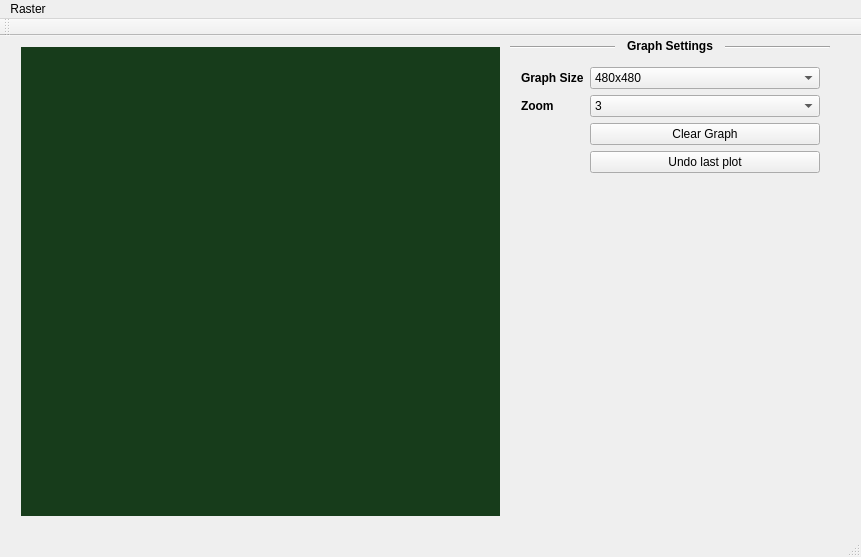
RohitChattopadhyay/JUCSE-Sessionals, file BCSE-III/graphicsLab/assignment76/mainwindow.ui: the form before one commit.
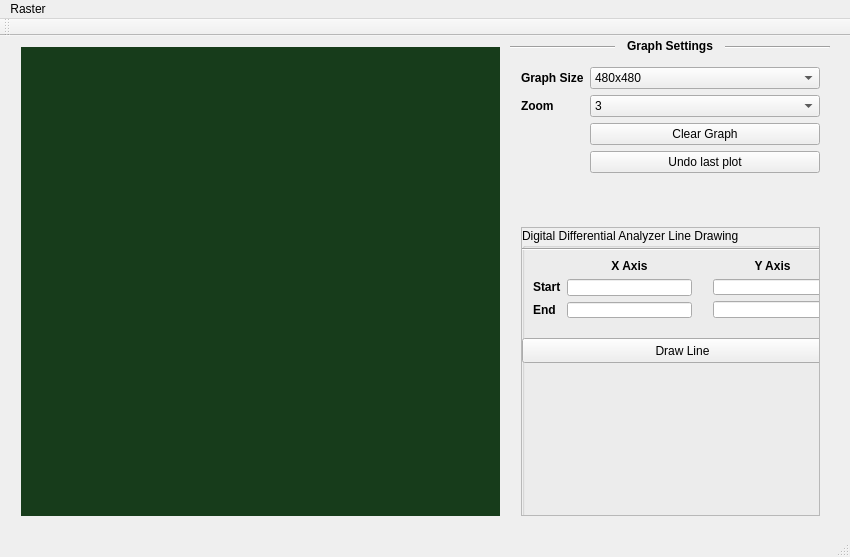
The form after the commit. Custom widgets are drawn as their Qt base class.

Commit message: Add DDA Line Drawing

The edit to the form file:
```diff
--- a/BCSE-III/graphicsLab/assignment76/mainwindow.ui
+++ b/BCSE-III/graphicsLab/assignment76/mainwindow.ui
@@ -6,10 +6,28 @@
    <rect>
     <x>0</x>
     <y>0</y>
-    <width>861</width>
+    <width>850</width>
     <height>557</height>
    </rect>
   </property>
+  <property name="sizePolicy">
+   <sizepolicy hsizetype="Fixed" vsizetype="Fixed">
+    <horstretch>0</horstretch>
+    <verstretch>0</verstretch>
+   </sizepolicy>
+  </property>
+  <property name="minimumSize">
+   <size>
+    <width>850</width>
+    <height>557</height>
+   </size>
+  </property>
+  <property name="maximumSize">
+   <size>
+    <width>850</width>
+    <height>557</height>
+   </size>
+  </property>
   <property name="windowTitle">
    <string>001710501076 | Priti Shaw</string>
   </property>
@@ -116,7 +134,7 @@
       <x>510</x>
       <y>20</y>
       <width>321</width>
-      <height>194</height>
+      <height>161</height>
      </rect>
     </property>
     <layout class="QFormLayout" name="formLayout">
@@ -198,13 +216,158 @@
      </item>
     </layout>
    </widget>
+   <widget class="QWidget" name="verticalLayoutWidget">
+    <property name="geometry">
+     <rect>
+      <x>510</x>
+      <y>180</y>
+      <width>321</width>
+      <height>311</height>
+     </rect>
+    </property>
+    <layout class="QVBoxLayout" name="verticalLayout">
+     <item>
+      <widget class="QScrollArea" name="functionPane">
+       <property name="widgetResizable">
+        <bool>true</bool>
+       </property>
+       <widget class="QWidget" name="scrollAreaWidgetContents_2">
+        <property name="geometry">
+         <rect>
+          <x>0</x>
+          <y>0</y>
+          <width>317</width>
+          <height>307</height>
+         </rect>
+        </property>
+        <widget class="QGroupBox" name="groupBox">
+         <property name="geometry">
+          <rect>
+           <x>0</x>
+           <y>0</y>
+           <width>319</width>
+           <height>309</height>
+          </rect>
+         </property>
+         <property name="title">
+          <string>Digital Differential Analyzer Line Drawing</string>
+         </property>
+         <widget class="QWidget" name="formLayoutWidget_2">
+          <property name="geometry">
+           <rect>
+            <x>0</x>
+            <y>20</y>
+            <width>181</width>
+            <height>81</height>
+           </rect>
+          </property>
+          <layout class="QFormLayout" name="formLayout_2">
+           <item row="0" column="0">
+            <widget class="QLabel" name="label_3">
+             <property name="text">
+              <string/>
+             </property>
+            </widget>
+           </item>
+           <item row="1" column="0">
+            <widget class="QLabel" name="label_6">
+             <property name="text">
+              <string>&lt;b&gt;Start&lt;/b&gt;</string>
+             </property>
+            </widget>
+           </item>
+           <item row="2" column="0">
+            <widget class="QLabel" name="label_7">
+             <property name="text">
+              <string>&lt;b&gt;End&lt;/b&gt;</string>
+             </property>
+            </widget>
+           </item>
+           <item row="0" column="1">
+            <widget class="QLabel" name="label_5">
+             <property name="text">
+              <string>&lt;b&gt;X Axis&lt;/b&gt;</string>
+             </property>
+             <property name="alignment">
+              <set>Qt::AlignCenter</set>
+             </property>
+            </widget>
+           </item>
+           <item row="1" column="1">
+            <widget class="QLineEdit" name="dda_start_x"/>
+           </item>
+           <item row="2" column="1">
+            <widget class="QLineEdit" name="dda_end_x"/>
+           </item>
+          </layout>
+         </widget>
+         <widget class="QWidget" name="verticalLayoutWidget_2">
+          <property name="geometry">
+           <rect>
+            <x>180</x>
+            <y>20</y>
+            <width>141</width>
+            <height>81</height>
+           </rect>
+          </property>
+          <layout class="QVBoxLayout" name="verticalLayout_2">
+           <item>
+            <widget class="QLabel" name="label_8">
+             <property name="text">
+              <string>&lt;b&gt;Y Axis&lt;/b&gt;</string>
+             </property>
+             <property name="alignment">
+              <set>Qt::AlignCenter</set>
+             </property>
+            </widget>
+           </item>
+           <item>
+            <widget class="QLineEdit" name="dda_start_y"/>
+           </item>
+           <item>
+            <widget class="QLineEdit" name="dda_end_y"/>
+           </item>
+          </layout>
+         </widget>
+         <widget class="Line" name="line_2">
+          <property name="geometry">
+           <rect>
+            <x>0</x>
+            <y>18</y>
+            <width>321</width>
+            <height>6</height>
+           </rect>
+          </property>
+          <property name="orientation">
+           <enum>Qt::Horizontal</enum>
+          </property>
+         </widget>
+         <widget class="QPushButton" name="dda_button">
+          <property name="geometry">
+           <rect>
+            <x>0</x>
+            <y>110</y>
+            <width>321</width>
+            <height>25</height>
+           </rect>
+          </property>
+          <property name="text">
+           <string>Draw Line</string>
+          </property>
+         </widget>
+        </widget>
+       </widget>
+      </widget>
+     </item>
+    </layout>
+   </widget>
   </widget>
   <widget class="QMenuBar" name="menuBar">
    <property name="geometry">
     <rect>
      <x>0</x>
      <y>0</y>
-     <width>861</width>
+     <width>850</width>
      <height>22</height>
     </rect>
    </property>
```
The commit also changes 3 other files.
